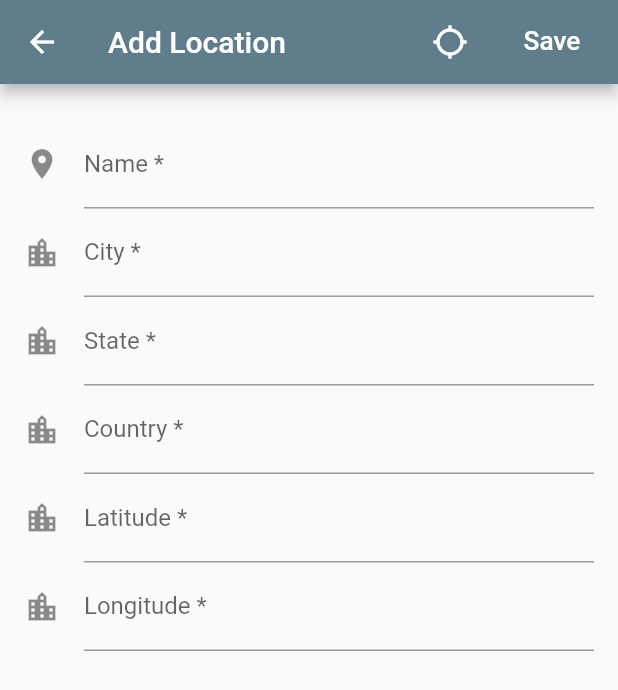
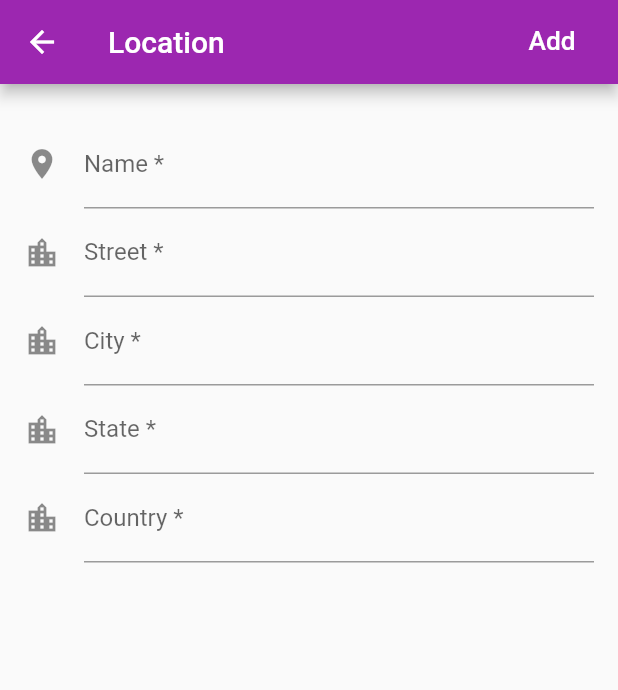
Before and after one commit to hitesh-sultaniya/List-view-and-Form-Example, a Flutter app: the ListScreen screen opened by its route, after a tap on the "add" icon, on a phone screen of 412 x 824 dp. Shown: the top 690 px of the screen. Run offline on Flutter 3.47's test engine with Material 2 defaults, Android fonts, the phone set to English and light mode, and no system bars; missing offline and left inert: geocoder.

Commit message:
Added List Form Tour Locations

```diff
--- a/lib/ListScreen.dart
+++ b/lib/ListScreen.dart
@@ -10,15 +10,7 @@ class ListScreen extends StatefulWidget {
 class _ListScreenState extends State<ListScreen> {
 
   final scaffoldKey = new GlobalKey<ScaffoldState>();
-
-  TextFormField _tourName = new TextFormField(
-              decoration: const InputDecoration(
-                  border: UnderlineInputBorder(),
-                  filled: false,
-                  icon: Icon(Icons.location_on),
-                  labelText: 'Tour Name *',
-                ),
-            );
+  List<LocationModel> arrLocationList = new List();
 
   void _pushNewLocationFormScreen(BuildContext context) async {
 
@@ -26,10 +18,11 @@ class _ListScreenState extends State<ListScreen> {
       context,
       MaterialPageRoute(builder: (context) => NewLocationForm()),
     );
-
-    String locationName = newLocation.locationName;
-    // After the Selection Screen returns a result, show it in a Snackbar!
-    scaffoldKey.currentState.showSnackBar(SnackBar(content: Text("Succesfully Added Tour Location $locationName")));
+    if (newLocation != null) {
+      arrLocationList.add(newLocation);
+      String locationName = newLocation.locationName;
+      scaffoldKey.currentState.showSnackBar(SnackBar(content: Text("Succesfully Added Tour Location $locationName")));
+    }
   }
 
   @override
@@ -60,19 +53,19 @@ class _ListScreenState extends State<ListScreen> {
       body: new SafeArea(
         top: false,
         bottom: false,
-        child: new Form(
-          autovalidate: false,
-          child: new SingleChildScrollView(
-            padding: const EdgeInsets.symmetric(horizontal: 5.0),
-            child: new Column(
-              crossAxisAlignment: CrossAxisAlignment.stretch,
-              children: <Widget>[
-                const SizedBox(height: 10.0),
-                _tourName,
-              ],
-            ),
-          ),
-        ),
+        child: new ListView.builder(
+          itemCount: arrLocationList.length,
+          itemBuilder: (context,index) {
+            return Card(
+              elevation: 5.0,
+              child: new ListTile(
+                contentPadding: EdgeInsets.symmetric(horizontal: 10.0),
+                title: new Text(arrLocationList[index].locationName,textScaleFactor:1.05,style: TextStyle(color: Colors.purple,fontWeight: FontWeight.bold)),
+                subtitle: new Text(arrLocationList[index].cityName+','+arrLocationList[index].stateName+','+arrLocationList[index].countryName, textAlign: TextAlign.right,style: TextStyle(fontStyle: FontStyle.italic),),
+              ),
+            );
+          },
+        )
        ),
     );
   }
--- a/lib/NewLocationForm.dart
+++ b/lib/NewLocationForm.dart
@@ -12,11 +12,10 @@ class _NewLocationFormState extends State<NewLocationForm> {
 
   final scaffoldKey = new GlobalKey<ScaffoldState>();
   final formKey = new GlobalKey<FormState>();
+  TextEditingController controllerStreetName = new TextEditingController();
   TextEditingController controllerCityName = new TextEditingController();
   TextEditingController controllerStateName = new TextEditingController();
   TextEditingController controllerCountryName = new TextEditingController();
-  TextEditingController controllerLatitude = new TextEditingController();
-  TextEditingController controllerLongitude = new TextEditingController();
   Address fetchedAddress = new Address();
   bool isLoading = false;
   LocationModel currentLocation = new LocationModel();
@@ -33,33 +32,24 @@ class _NewLocationFormState extends State<NewLocationForm> {
     super.dispose();
   }
 
-  void _saveTourLocation() {
-
-   final form = formKey.currentState;
-
-    if (form.validate()) {
-
-      form.save();
-      Navigator.pop(context,currentLocation);
-    }
-
-  }
-
-   Future getLaLongFromAddress() async {
+   Future getLaLongFromAddressAndSave() async {
 
     this.setState(() {
       this.isLoading = true;
     });
 
-    if (controllerCityName.text.length > 0 && controllerStateName.text.length > 0 && controllerCountryName.text.length > 0) {
+    final form = formKey.currentState;
 
-      String strAddress = controllerCityName.text + ", " + controllerStateName.text + ", " + controllerCountryName.text;
+    if (form.validate()) {
+      form.save();
+      String strAddress = controllerStreetName.text + ", "+controllerCityName.text + ", " + controllerStateName.text + ", " + controllerCountryName.text;
       try{
            var results = await Geocoder.local.findAddressesFromQuery(strAddress);
            this.setState(() {
             fetchedAddress = results.first;
-            controllerLatitude.text = fetchedAddress.coordinates.latitude.toString();
-            controllerLongitude.text = fetchedAddress.coordinates.longitude.toString();
+            currentLocation.latitude = fetchedAddress.coordinates.latitude;
+            currentLocation.longitude = fetchedAddress.coordinates.longitude;
+            Navigator.pop(context,currentLocation);
            });
       }
       catch(e) {
@@ -84,19 +74,15 @@ class _NewLocationFormState extends State<NewLocationForm> {
     return Scaffold(
       key: scaffoldKey,
       appBar: new AppBar(
-        title: new Text('Add Location'),
+        title: new Text('Location'),
         actions: <Widget>[
-          IconButton(
-            icon: new Icon(Icons.location_searching),
-            onPressed: getLaLongFromAddress,
-          ),
           FlatButton(
             child: new Text(
-              'Save',
+              'Add',
               textScaleFactor: 1.25,
             ),
             textColor: Colors.white,
-            onPressed: _saveTourLocation,
+            onPressed: getLaLongFromAddressAndSave,
           )
         ],
       ),
@@ -120,6 +106,17 @@ class _NewLocationFormState extends State<NewLocationForm> {
                   ),
                   validator: (locationName) => locationName.length == 0 ? 'Location Name is Mendatory' : null,
                   onSaved: (locationName) => currentLocation.locationName = locationName,
+                ),
+                new TextFormField(
+                  decoration: const InputDecoration(
+                    border: UnderlineInputBorder(),
+                    filled: false,
+                    icon: Icon(Icons.location_city),
+                    labelText: 'Street *',
+                  ),
+                  controller: controllerStreetName,
+                  validator: (street) => street.length == 0 ? 'Street is Mendatory' : null,
+                  onSaved: (streetName) => currentLocation.streetName = streetName,
                 ),
                 new TextFormField(
                   decoration: const InputDecoration(
@@ -154,30 +151,6 @@ class _NewLocationFormState extends State<NewLocationForm> {
                   validator: (country) => country.length == 0 ? 'Country is Mendatory' : null,
                   onSaved: (countryName) => currentLocation.countryName = countryName,
                 ),
-                new TextFormField(
-                  decoration: const InputDecoration(
-                    border: UnderlineInputBorder(),
-                    filled: false,
-                    icon: Icon(Icons.location_city),
-                    labelText: 'Latitude *',
-                  ),
-                  controller: controllerLatitude,
-                  validator: (latitude) => latitude.length == 0 ? 'Tap on location button to get latitude' : null,
-                  keyboardType: TextInputType.numberWithOptions(decimal: true),
-                  onSaved: (latitude) => currentLocation.latitude = double.parse(latitude),
-                ),
-                new TextFormField(
-                  decoration: const InputDecoration(
-                    border: UnderlineInputBorder(),
-                    filled: false,
-                    icon: Icon(Icons.location_city),
-                    labelText: 'Longitude *',
-                  ),
-                  controller: controllerLongitude,
-                  validator: (longitude) => longitude.length == 0 ? 'Tap on locatin button to get longitude' : null,
-                  keyboardType: TextInputType.numberWithOptions(decimal: true),
-                  onSaved: (longitude) => currentLocation.longitude = double.parse(longitude),
-                ),
               ],
             ),
           ),
--- a/lib/SplashScreen.dart
+++ b/lib/SplashScreen.dart
@@ -30,7 +30,7 @@ class _SplashScreenState extends State<SplashScreen> {
       body: new Center(
         child: new IconTheme(
     data: new IconThemeData(
-        color: Colors.blueGrey,
+        color: Colors.purple,
         size : 200.0
         ),
     child: new Icon(Icons.my_location),
--- a/lib/main.dart
+++ b/lib/main.dart
@@ -14,7 +14,7 @@ var routes = <String, WidgetBuilder>{
 void main() {
   runApp(new MaterialApp(
     title: 'Tour Path',
-    theme: new ThemeData(primaryColor: Colors.blueGrey, accentColor: Colors.blueAccent),
+    theme: new ThemeData(primaryColor: Colors.purple, accentColor: Colors.purpleAccent,splashColor: Colors.purple),
     debugShowCheckedModeBanner: false,
     home: new SplashScreen(),
     routes:routes
--- a/lib/models/LocationModel.dart
+++ b/lib/models/LocationModel.dart
@@ -2,6 +2,7 @@
 class LocationModel {
 
   String locationName;
+  String streetName;
   String cityName;
   String stateName;
   String countryName;
```
